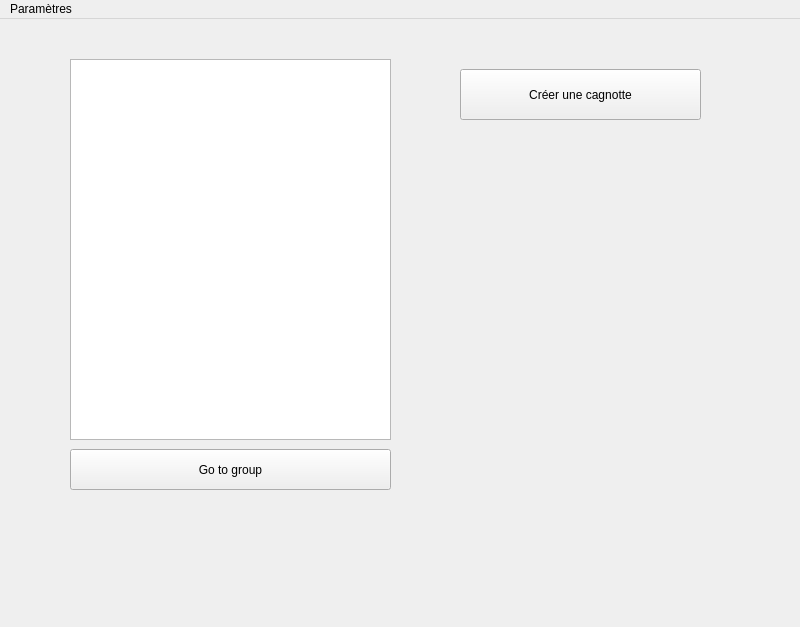
First picture: the form in mainwindow.ui, repository alextnlr/ShareCount, before the edit.
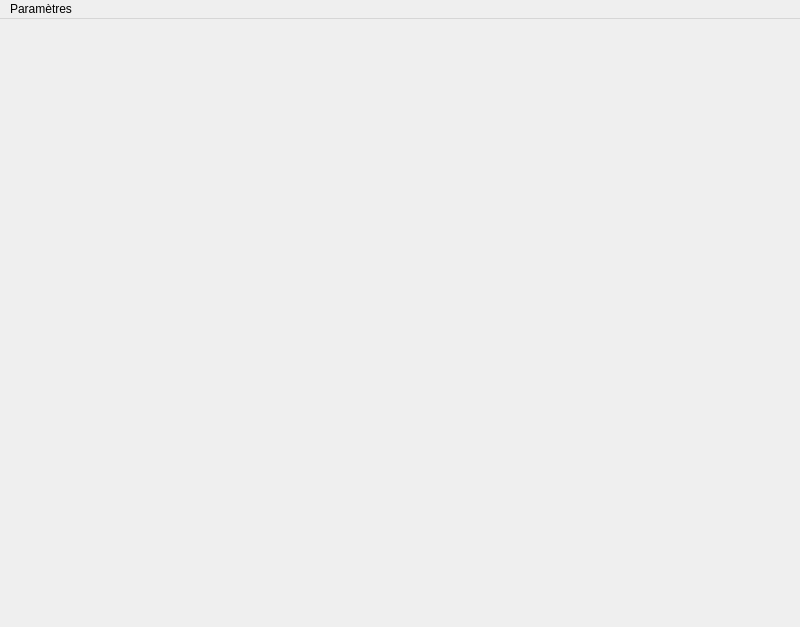
Second picture: the form after the edit. The open tabs and pages were chosen to show the change.

```diff
--- a/mainwindow.ui
+++ b/mainwindow.ui
@@ -200,6 +200,7 @@
       </property>
      </widget>
     </widget>
+    <widget class="QWidget" name="page_3"/>
    </widget>
   </widget>
   <widget class="QMenuBar" name="menuBar">
```
Left out of the diff: 2 changed lines with no effect on the pictures.
